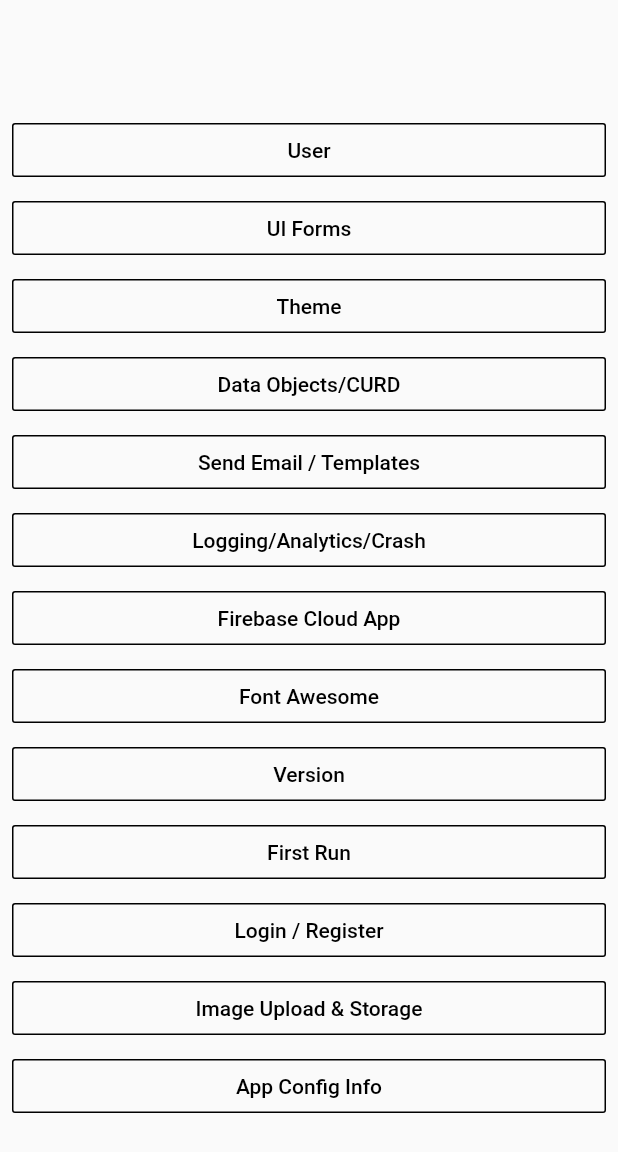
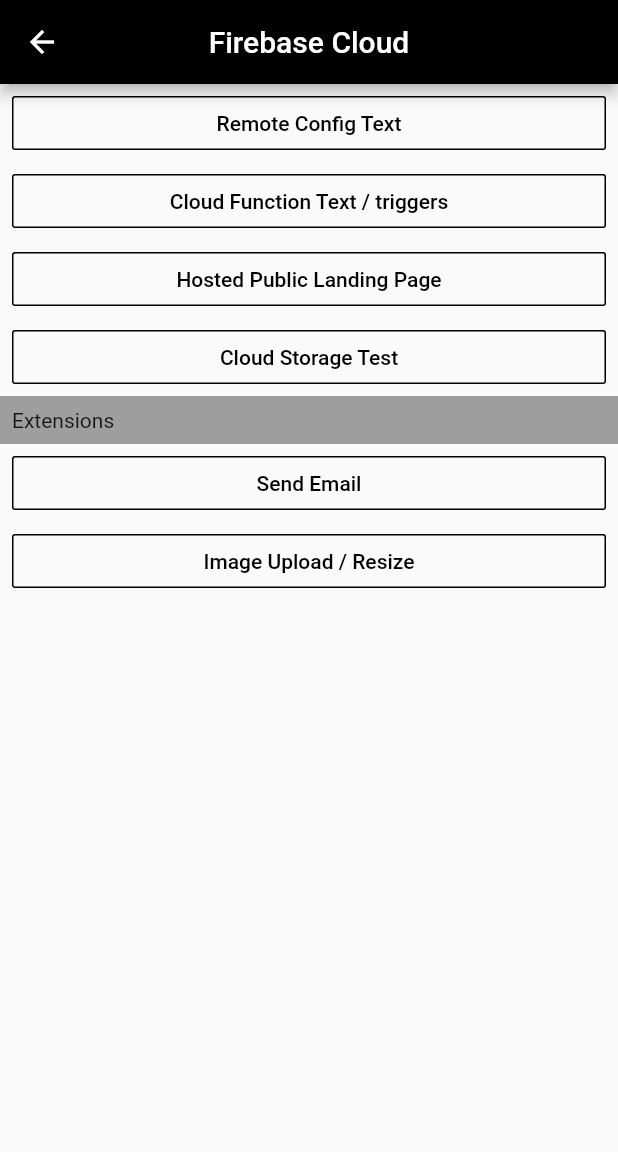
Before and after one commit to syetalabs/flutter_firebase_cubit_starter_kit, a Flutter app: the Dashboard screen opened by its route, after a tap on "Firebase Cloud App", on a phone screen of 412 x 824 dp. Shown: the top 1152 px of the screen. Run offline on Flutter 3.47's test engine with Material 2 defaults, Android fonts, the phone set to English and light mode, and no system bars; our stand-ins replace bloc, circular_profile_avatar, firebase_auth, firebase_core, firebase_crashlytics, flutter_bloc and 1 more; accounts and stored records are empty.

Commit message:
implemented all the minimal UI requirements

```diff
--- a/lib/util/custom_routes.dart
+++ b/lib/util/custom_routes.dart
@@ -1,8 +1,13 @@
 import 'package:flutter/material.dart';
+import 'package:flutter_firebase_cubit_starter_kit/views/pages/app_config/index.dart';
 import 'package:flutter_firebase_cubit_starter_kit/views/pages/data_curd/index.dart';
+import 'package:flutter_firebase_cubit_starter_kit/views/pages/firebase_cloud/index.dart';
+import 'package:flutter_firebase_cubit_starter_kit/views/pages/image_upload/index.dart';
+import 'package:flutter_firebase_cubit_starter_kit/views/pages/log_analy_crash/index.dart';
 import 'package:flutter_firebase_cubit_starter_kit/views/pages/theme/index.dart';
 import 'package:flutter_firebase_cubit_starter_kit/views/pages/user/custom_user_data.dart';
 import 'package:flutter_firebase_cubit_starter_kit/views/pages/user/user_account_data.dart';
+import 'package:flutter_firebase_cubit_starter_kit/views/pages/version/index.dart';
 
 import '../views/pages/auth/home/index.dart';
 import '../views/pages/auth/login.dart';
@@ -25,4 +30,9 @@
   CustomUserData.routeName: (context) => CustomUserData(),
   ThemeScreen.routeName: (context) => ThemeScreen(),
   DataCurdScreen.routeName: (context) => DataCurdScreen(),
+  AppConfigScreen.routeName: (context) => AppConfigScreen(),
+  LogAnalyCrashScreen.routeName: (context) => LogAnalyCrashScreen(),
+  FirebaseCloudScreen.routeName: (context) => FirebaseCloudScreen(),
+  ImageUploadScreen.routeName: (context) => ImageUploadScreen(),
+  VersionScreen.routeName: (context) => VersionScreen(),
 };
--- a/lib/views/pages/dashboard/index.dart
+++ b/lib/views/pages/dashboard/index.dart
@@ -1,5 +1,9 @@
 import 'package:flutter/material.dart';
+import 'package:flutter_firebase_cubit_starter_kit/views/pages/app_config/index.dart';
 import 'package:flutter_firebase_cubit_starter_kit/views/pages/data_curd/index.dart';
+import 'package:flutter_firebase_cubit_starter_kit/views/pages/firebase_cloud/index.dart';
+import 'package:flutter_firebase_cubit_starter_kit/views/pages/image_upload/index.dart';
+import 'package:flutter_firebase_cubit_starter_kit/views/pages/log_analy_crash/index.dart';
 import 'package:flutter_firebase_cubit_starter_kit/views/pages/theme/index.dart';
 
 import '../user/index.dart';
@@ -31,14 +35,32 @@
                   Navigator.of(context).pushNamed(DataCurdScreen.routeName);
                 }),
             FeatureButton(heading: "Send Email / Templates", onPressed: () {}),
-            FeatureButton(heading: "Logging/Analytics/Crash", onPressed: () {}),
-            FeatureButton(heading: "Firebase Cloud App", onPressed: () {}),
+            FeatureButton(
+                heading: "Logging/Analytics/Crash",
+                onPressed: () {
+                  Navigator.of(context)
+                      .pushNamed(LogAnalyCrashScreen.routeName);
+                }),
+            FeatureButton(
+                heading: "Firebase Cloud App",
+                onPressed: () {
+                  Navigator.of(context)
+                      .pushNamed(FirebaseCloudScreen.routeName);
+                }),
             FeatureButton(heading: "Font Awesome", onPressed: () {}),
             FeatureButton(heading: "Version", onPressed: () {}),
             FeatureButton(heading: "First Run", onPressed: () {}),
             FeatureButton(heading: "Login / Register", onPressed: () {}),
-            FeatureButton(heading: "Image Upload & Storage", onPressed: () {}),
-            FeatureButton(heading: "App Config Info", onPressed: () {}),
+            FeatureButton(
+                heading: "Image Upload & Storage",
+                onPressed: () {
+                  Navigator.of(context).pushNamed(ImageUploadScreen.routeName);
+                }),
+            FeatureButton(
+                heading: "App Config Info",
+                onPressed: () {
+                  Navigator.of(context).pushNamed(AppConfigScreen.routeName);
+                }),
           ],
         )),
       ),
--- /dev/null
+++ b/lib/views/pages/firebase_cloud/index.dart
@@ -0,0 +1,69 @@
+import 'package:flutter/material.dart';
+import '../../widgets/feature_button.dart';
+
+class FirebaseCloudScreen extends StatelessWidget {
+  static const routeName = '/fireebase-cloud-screen';
+  @override
+  Widget build(BuildContext context) {
+    return Scaffold(
+      appBar: AppBar(
+        backgroundColor: Colors.black,
+        centerTitle: true,
+        title: Text('Firebase Cloud'),
+      ),
+      body: SingleChildScrollView(
+        child: Column(
+          children: [
+            FeatureButton(
+              heading: "Remote Config Text",
+              onPressed: () {
+                // Navigator.pushNamed(context, UserCoreData.routeName);
+              },
+            ),
+            FeatureButton(
+              heading: "Cloud Function Text / triggers",
+              onPressed: () {
+                //  Navigator.pushNamed(context, UserAccountData.routeName);
+              },
+            ),
+            FeatureButton(
+              heading: "Hosted Public Landing Page",
+              onPressed: () {
+                //  Navigator.pushNamed(context, UserAccountData.routeName);
+              },
+            ),
+            FeatureButton(
+              heading: "Cloud Storage Test",
+              onPressed: () {
+                //  Navigator.pushNamed(context, UserAccountData.routeName);
+              },
+            ),
+            Container(
+              color: Colors.grey,
+              child: Row(
+                children: [
+                  Padding(
+                    padding: const EdgeInsets.all(8.0),
+                    child: Text('Extensions'),
+                  ),
+                ],
+              ),
+            ),
+            FeatureButton(
+              heading: "Send Email",
+              onPressed: () {
+                //  Navigator.pushNamed(context, UserAccountData.routeName);
+              },
+            ),
+            FeatureButton(
+              heading: "Image Upload / Resize",
+              onPressed: () {
+                //  Navigator.pushNamed(context, UserAccountData.routeName);
+              },
+            ),
+          ],
+        ),
+      ),
+    );
+  }
+}
```
Also changed, not shown: lib/views/pages/image_upload/index.dart (added, +15 -0 lines), lib/views/pages/log_analy_crash/index.dart (added, +32 -0 lines), lib/views/pages/version/index.dart (added, +15 -0 lines).
